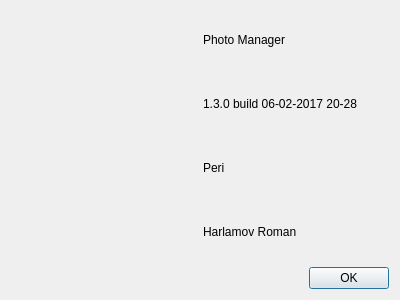
Before: the Qt Designer form PhotoManager/aboutwindow.ui in pphprj/periphotoproject, drawn with Qt 5.
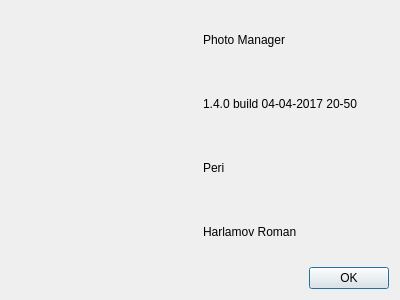
After: the same form once the commit is applied.

The edit to the form file:
```diff
--- a/PhotoManager/aboutwindow.ui
+++ b/PhotoManager/aboutwindow.ui
@@ -26,7 +26,7 @@
      <item row="1" column="1">
       <widget class="QLabel" name="labelVersion">
        <property name="text">
-        <string>1.3.0 build 06-02-2017 20-28</string>
+        <string>1.4.0 build 04-04-2017 20-50</string>
        </property>
       </widget>
      </item>
```
